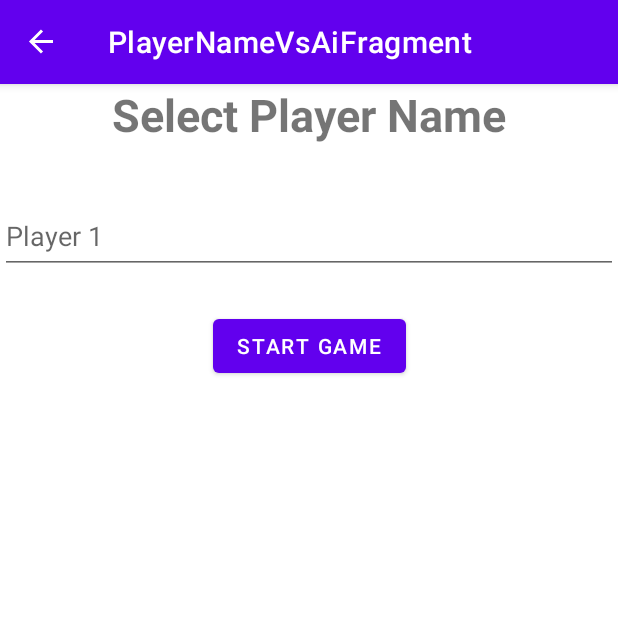
After one commit to rafael-cagliari/tic_tac_toe_android, an Android app: the PlayerNameVsAiFragment screen opened through its navigation route, on a phone screen of 412 x 824 dp, the top half of it. The commit adds this screen. Run offline under Robolectric (Android 15) with nearby library versions, the phone set to English and light mode, and no system bars; our stand-ins replace navigation-ui.

Commit message:
implemented player vs AI logic

```diff
--- a/app/src/main/java/com/rafael/tictactoeapp/GameModeSelectionFragment.kt
+++ b/app/src/main/java/com/rafael/tictactoeapp/GameModeSelectionFragment.kt
@@ -25,6 +25,11 @@ class GameModeSelectionFragment : Fragment() {
 
     override fun onViewCreated(view: View, savedInstanceState: Bundle?) {
         super.onViewCreated(view, savedInstanceState)
+
+        //selects player vs player
         binding?.buttonPvp?.setOnClickListener { findNavController().navigate(GameModeSelectionFragmentDirections.actionGameModeSelectionToPlayerNameFragment()) }
+
+        //selects player vs. AI
+        binding?.buttonCPU?.setOnClickListener { findNavController().navigate(GameModeSelectionFragmentDirections.actionGameModeSelectionToPlayerNameVsAiFragment2()) }
     }
     }
--- /dev/null
+++ b/app/src/main/java/com/rafael/tictactoeapp/PlayerNameVsAiFragment.kt
@@ -0,0 +1,43 @@
+package com.rafael.tictactoeapp
+
+import android.os.Bundle
+import android.view.LayoutInflater
+import android.view.View
+import android.view.ViewGroup
+import androidx.fragment.app.Fragment
+import androidx.lifecycle.ViewModelProvider
+import androidx.navigation.fragment.findNavController
+import com.rafael.tictactoeapp.databinding.PlayerNameVsAiFragmentBinding
+import com.rafael.tictactoeapp.viewmodel.TicTacViewModel
+
+
+class PlayerNameVsAiFragment : Fragment() {
+
+    private lateinit var ticTacViewModel: TicTacViewModel
+
+    var binding: PlayerNameVsAiFragmentBinding? = null
+
+    override fun onCreateView(
+        inflater: LayoutInflater, container: ViewGroup?,
+        savedInstanceState: Bundle?
+    ): View? {
+        val fragmentBinding = PlayerNameVsAiFragmentBinding.inflate(inflater, container, false)
+        binding = fragmentBinding
+        return fragmentBinding.root
+        // Inflate the layout for this fragment
+
+    }
+
+    override fun onViewCreated(view: View, savedInstanceState: Bundle?) {
+        super.onViewCreated(view, savedInstanceState)
+        binding?.button?.text = "Start Game"
+        val ticTacViewModel = ViewModelProvider(requireActivity()).get(TicTacViewModel::class.java)
+        //once the start button is pressed, player 1 and player 2 are created, receiving the names typed on the boxes
+        binding?.button?.setOnClickListener {
+                if(binding?.player1Name?.text.toString()!= ""){
+                    ticTacViewModel.game_mode="vs AI"
+                    ticTacViewModel.createPlayers(binding!!.player1Name.text.toString(), "Computer")
+                    findNavController().navigate(PlayerNameVsAiFragmentDirections.actionPlayerNameVsAiFragment2ToGameFragment())
+                }}
+        }
+    }
--- a/app/src/main/java/com/rafael/tictactoeapp/viewmodel/TicTacViewModel.kt
+++ b/app/src/main/java/com/rafael/tictactoeapp/viewmodel/TicTacViewModel.kt
@@ -5,8 +5,9 @@ import androidx.lifecycle.MutableLiveData
 import androidx.lifecycle.ViewModel
 import com.rafael.tictactoeapp.model.Player
 
+class TicTacViewModel : ViewModel() {
 
-class TicTacViewModel : ViewModel() {
+    var game_mode = "two players"
 
     var game_message = ""
 
@@ -32,6 +33,7 @@ class TicTacViewModel : ViewModel() {
         var result: String = ""
         if (turn == "player1") result = "X"
         else if (turn == "player2") result = "O"
+        _players.notifyObserver()
         return result
     }
 
--- /dev/null
+++ b/app/src/main/res/layout/player_name_vs_ai_fragment.xml
@@ -0,0 +1,44 @@
+<?xml version="1.0" encoding="utf-8"?>
+<androidx.constraintlayout.widget.ConstraintLayout
+    xmlns:android="http://schemas.android.com/apk/res/android"
+    xmlns:app="http://schemas.android.com/apk/res-auto"
+    xmlns:tools="http://schemas.android.com/tools"
+    android:layout_width="match_parent"
+    android:layout_height="match_parent"
+    tools:context=".PlayerNameFragment">
+
+    <TextView
+        android:id="@+id/text1"
+        android:layout_width="wrap_content"
+        android:layout_height="wrap_content"
+        android:gravity="center"
+        android:text="Select Player Name"
+        android:textSize="30dp"
+        android:textStyle="bold"
+        app:layout_constraintEnd_toEndOf="parent"
+        app:layout_constraintStart_toStartOf="parent"
+        tools:ignore="MissingConstraints"
+        tools:layout_editor_absoluteY="159dp" />
+
+    <EditText
+        android:id="@+id/player1_name"
+        android:hint="Player 1"
+        app:layout_constraintTop_toBottomOf="@+id/text1"
+        tools:layout_editor_absoluteX="0dp"
+        style="@style/player_name_insert"
+        tools:ignore="MissingConstraints" />
+
+
+    <Button
+        android:id="@+id/button"
+        android:layout_width="wrap_content"
+        android:layout_height="wrap_content"
+        android:layout_marginTop="24dp"
+        android:text="Button"
+        app:layout_constraintEnd_toEndOf="parent"
+        app:layout_constraintStart_toStartOf="parent"
+        app:layout_constraintTop_toBottomOf="@+id/player1_name"
+        tools:ignore="MissingConstraints" />
+
+
+</androidx.constraintlayout.widget.ConstraintLayout>
--- a/app/src/main/res/navigation/nav_graph.xml
+++ b/app/src/main/res/navigation/nav_graph.xml
@@ -22,10 +22,21 @@
         <action
             android:id="@+id/action_gameModeSelection_to_playerNameFragment"
             app:destination="@id/playerNameFragment" />
+        <action
+            android:id="@+id/action_gameModeSelection_to_playerNameVsAiFragment2"
+            app:destination="@id/playerNameVsAiFragment2" />
     </fragment>
     <fragment
         android:id="@+id/gameFragment"
         android:name="com.rafael.tictactoeapp.GameFragment"
         android:label="game_fragment"
         tools:layout="@layout/game_fragment" />
+    <fragment
+        android:id="@+id/playerNameVsAiFragment2"
+        android:name="com.rafael.tictactoeapp.PlayerNameVsAiFragment"
+        android:label="PlayerNameVsAiFragment" >
+        <action
+            android:id="@+id/action_playerNameVsAiFragment2_to_gameFragment"
+            app:destination="@id/gameFragment" />
+    </fragment>
 </navigation>
--- a/build.gradle
+++ b/build.gradle
@@ -21,6 +21,9 @@ buildscript {
 }
 
 allprojects {
+    configurations.all {
+        resolutionStrategy.force 'org.objenesis:objenesis:2.6'
+    }
     repositories {
         google()
         jcenter()
```
Also changed, not shown: app/src/main/java/com/rafael/tictactoeapp/GameFragment.kt (+72 -7 lines).
